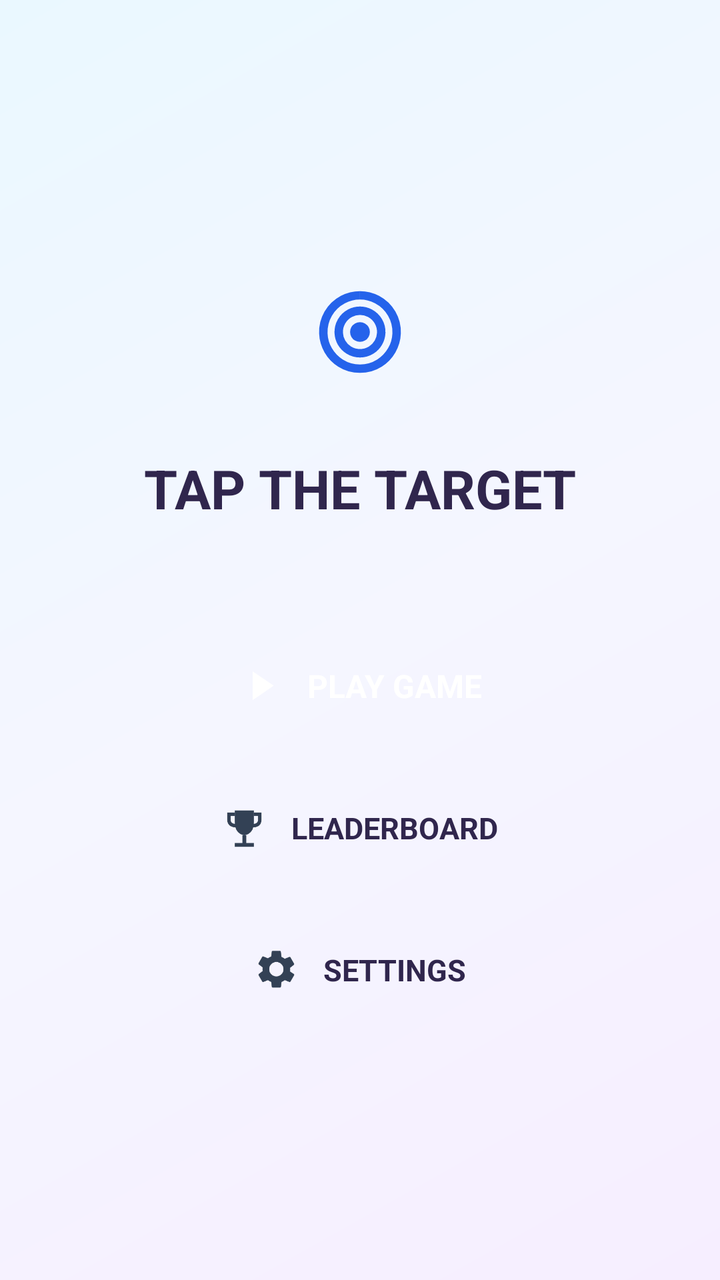
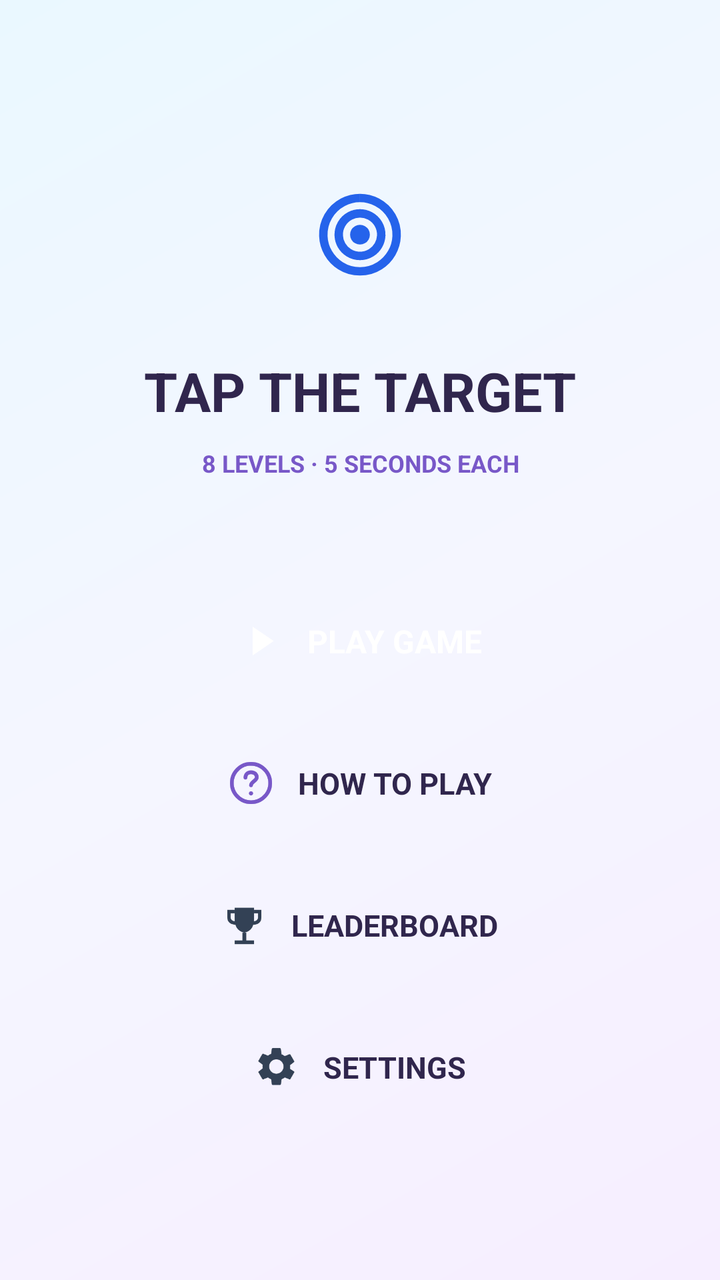

Two renders of the same Android screen: before a commit and after it. Below are the layout's source before the change and the commit's diff.
<!-- AndroidManifest.xml: application theme Theme.P1Kang_Kah_Yi2302786 -->
<!-- res/layout/activity_home.xml -->
<?xml version="1.0" encoding="utf-8"?>
<ScrollView xmlns:android="http://schemas.android.com/apk/res/android"
    android:layout_width="match_parent"
    android:layout_height="match_parent"
    android:fillViewport="true"
    android:background="@drawable/bg_home_gradient">

    <LinearLayout
        android:layout_width="match_parent"
        android:layout_height="wrap_content"
        android:minHeight="560dp"
        android:gravity="center"
        android:orientation="vertical"
        android:paddingStart="24dp"
        android:paddingEnd="24dp"
        android:paddingTop="24dp"
        android:paddingBottom="24dp">

        <ImageView
            android:id="@+id/homeLogo"
            android:layout_width="80dp"
            android:layout_height="80dp"
            android:padding="18dp"
            android:src="@drawable/ic_target"
            android:contentDescription="Tap the Target logo" />

        <TextView
            android:layout_width="match_parent"
            android:layout_height="wrap_content"
            android:gravity="center"
            android:layout_marginTop="20dp"
            android:text="TAP THE TARGET"
            android:textSize="27sp"
            android:textStyle="bold"
            android:textColor="#30264D" />

        <LinearLayout
            android:id="@+id/playButton"
            android:layout_width="match_parent"
            android:layout_height="58dp"
            android:layout_marginTop="52dp"
            android:orientation="horizontal"
            android:gravity="center"
            android:clickable="true"
            android:focusable="true"
            android:contentDescription="Play game">

            <ImageView
                android:layout_width="23dp"
                android:layout_height="23dp"
                android:src="@drawable/ic_play"
                android:contentDescription="@null" />

            <TextView
                android:layout_width="wrap_content"
                android:layout_height="wrap_content"
                android:layout_marginStart="12dp"
                android:text="PLAY GAME"
                android:textStyle="bold"
                android:textSize="16sp"
                android:textColor="#FFFFFF" />
        </LinearLayout>

        <LinearLayout
            android:id="@+id/leaderboardButton"
            android:layout_width="match_parent"
            android:layout_height="58dp"
            android:layout_marginTop="13dp"
            android:orientation="horizontal"
            android:gravity="center"
            android:clickable="true"
            android:focusable="true"
            android:contentDescription="Open leaderboard">

            <ImageView
                android:layout_width="23dp"
                android:layout_height="23dp"
                android:src="@drawable/ic_trophy"
                android:contentDescription="@null" />

            <TextView
                android:layout_width="wrap_content"
                android:layout_height="wrap_content"
                android:layout_marginStart="12dp"
                android:text="LEADERBOARD"
                android:textStyle="bold"
                android:textSize="15sp"
                android:textColor="#30264D" />
        </LinearLayout>

        <LinearLayout
            android:id="@+id/homeSettingsButton"
            android:layout_width="match_parent"
            android:layout_height="58dp"
            android:layout_marginTop="13dp"
            android:orientation="horizontal"
            android:gravity="center"
            android:clickable="true"
            android:focusable="true"
            android:contentDescription="Open game settings">

            <ImageView
                android:layout_width="23dp"
                android:layout_height="23dp"
                android:src="@drawable/ic_settings"
                android:contentDescription="@null" />

            <TextView
                android:layout_width="wrap_content"
                android:layout_height="wrap_content"
                android:layout_marginStart="12dp"
                android:text="SETTINGS"
                android:textStyle="bold"
                android:textSize="15sp"
                android:textColor="#30264D" />
        </LinearLayout>
    </LinearLayout>
</ScrollView>
<!-- resources referenced by this layout -->
<resources>
  <!-- drawable bg_home_gradient (drawable) -->
  <?xml version="1.0" encoding="utf-8"?>
  <shape xmlns:android="http://schemas.android.com/apk/res/android"
      android:shape="rectangle">
      <gradient
          android:angle="135"
          android:startColor="#F6EEFF"
          android:centerColor="#F5F6FF"
          android:endColor="#EAF8FF"
          android:type="linear" />
  </shape>
  <!-- drawable ic_play (drawable) -->
  <?xml version="1.0" encoding="utf-8"?>
  <vector xmlns:android="http://schemas.android.com/apk/res/android"
      android:width="24dp" android:height="24dp"
      android:viewportWidth="24" android:viewportHeight="24">
      <path android:fillColor="#FFFFFF" android:pathData="M8,4.5 L19,12 L8,19.5 Z" />
  </vector>
  <!-- drawable ic_target (drawable) -->
  <?xml version="1.0" encoding="utf-8"?>
  <vector xmlns:android="http://schemas.android.com/apk/res/android"
      android:width="24dp" android:height="24dp"
      android:viewportWidth="24" android:viewportHeight="24">
      <path android:strokeColor="#2563EB" android:strokeWidth="2.3" android:fillColor="#00000000"
            android:pathData="M12,2 A10,10 0,1 1,11.99 2" />
      <path android:strokeColor="#2563EB" android:strokeWidth="2.3" android:fillColor="#00000000"
            android:pathData="M12,6.2 A5.8,5.8 0,1 1,11.99 6.2" />
      <path android:fillColor="#2563EB" android:pathData="M12,9.3 A2.7,2.7 0,1 1,11.99 9.3" />
  </vector>
  <!-- drawable ic_trophy (drawable) -->
  <?xml version="1.0" encoding="utf-8"?>
  <vector xmlns:android="http://schemas.android.com/apk/res/android"
      android:width="24dp" android:height="24dp"
      android:viewportWidth="24" android:viewportHeight="24">
      <path android:fillColor="#334155" android:pathData="M7,3 L17,3 L17,9 Q17,15 12,16 Q7,15 7,9 Z" />
      <path android:strokeColor="#334155" android:strokeWidth="1.8" android:fillColor="#00000000"
            android:pathData="M7,5 L4,5 L4,8 Q4,11 8,11 M17,5 L20,5 L20,8 Q20,11 16,11" />
      <path android:fillColor="#334155" android:pathData="M11,16 L13,16 L13,20 L11,20 Z M7,20 L17,20 L17,22 L7,22 Z" />
  </vector>
  <style name="Theme.P1Kang_Kah_Yi2302786" parent="Base.Theme.P1Kang_Kah_Yi2302786" />
  <style name="Base.Theme.P1Kang_Kah_Yi2302786" parent="Theme.Material3.DayNight.NoActionBar">
          
          
      </style>
  <!-- unchanged entries left out for length: 1 -->
</resources>

<!-- the commit's change to res/layout/activity_home.xml (unified diff, before → after) -->
@@ -34,6 +34,17 @@
             android:textStyle="bold"
             android:textColor="#30264D" />
 
+        
+        <TextView
+            android:layout_width="match_parent"
+            android:layout_height="wrap_content"
+            android:gravity="center"
+            android:layout_marginTop="10dp"
+            android:text="8 LEVELS · 5 SECONDS EACH"
+            android:textSize="12sp"
+            android:textStyle="bold"
+            android:textColor="#7858C8" />
+
         <LinearLayout
             android:id="@+id/playButton"
             android:layout_width="match_parent"
@@ -59,6 +70,33 @@
                 android:textStyle="bold"
                 android:textSize="16sp"
                 android:textColor="#FFFFFF" />
+        </LinearLayout>
+
+        <LinearLayout
+            android:id="@+id/howToPlayButton"
+            android:layout_width="match_parent"
+            android:layout_height="58dp"
+            android:layout_marginTop="13dp"
+            android:orientation="horizontal"
+            android:gravity="center"
+            android:clickable="true"
+            android:focusable="true"
+            android:contentDescription="Open How to Play guide">
+
+            <ImageView
+                android:layout_width="23dp"
+                android:layout_height="23dp"
+                android:src="@drawable/ic_help"
+                android:contentDescription="@null" />
+
+            <TextView
+                android:layout_width="wrap_content"
+                android:layout_height="wrap_content"
+                android:layout_marginStart="12dp"
+                android:text="HOW TO PLAY"
+                android:textStyle="bold"
+                android:textSize="15sp"
+                android:textColor="#30264D" />
         </LinearLayout>
 
         <LinearLayout
<!-- resource entries referenced after the edit -->
@@ -11,6 +11,31 @@
           android:endColor="#EAF8FF"
           android:type="linear" />
   </shape>
+  <!-- drawable ic_help (drawable) -->
+  <?xml version="1.0" encoding="utf-8"?>
+  <vector xmlns:android="http://schemas.android.com/apk/res/android"
+      android:width="24dp"
+      android:height="24dp"
+      android:viewportWidth="24"
+      android:viewportHeight="24">
+      <path
+          android:fillColor="#00000000"
+          android:strokeColor="#7858C8"
+          android:strokeWidth="2"
+          android:strokeLineCap="round"
+          android:strokeLineJoin="round"
+          android:pathData="M12,2 A10,10 0,1 1,12 22 A10,10 0,1 1,12 2" />
+      <path
+          android:fillColor="#00000000"
+          android:strokeColor="#7858C8"
+          android:strokeWidth="2"
+          android:strokeLineCap="round"
+          android:strokeLineJoin="round"
+          android:pathData="M9.1,9.2 C9.1,7.5 10.3,6.4 12,6.4 C13.8,6.4 15,7.5 15,9 C15,10.7 12,11.5 12,13.2" />
+      <path
+          android:fillColor="#7858C8"
+          android:pathData="M12,16.3 A1.1,1.1 0,1 0,12 18.5 A1.1,1.1 0,1 0,12 16.3" />
+  </vector>
   <!-- drawable ic_play (drawable) -->
   <?xml version="1.0" encoding="utf-8"?>
   <vector xmlns:android="http://schemas.android.com/apk/res/android"
